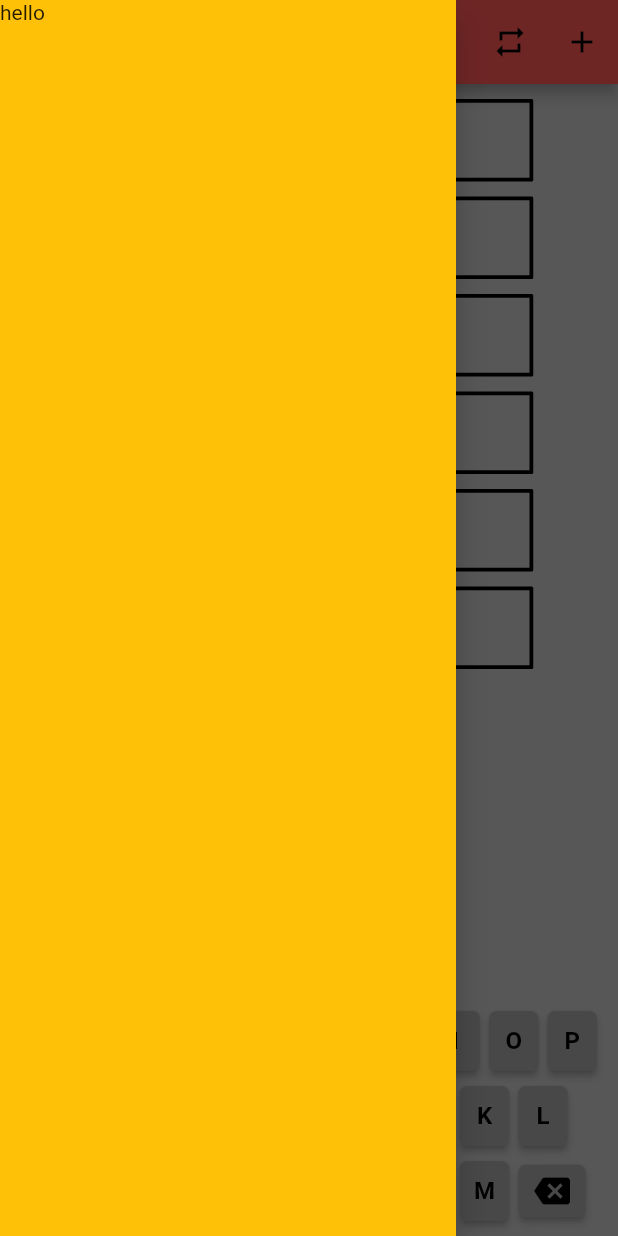
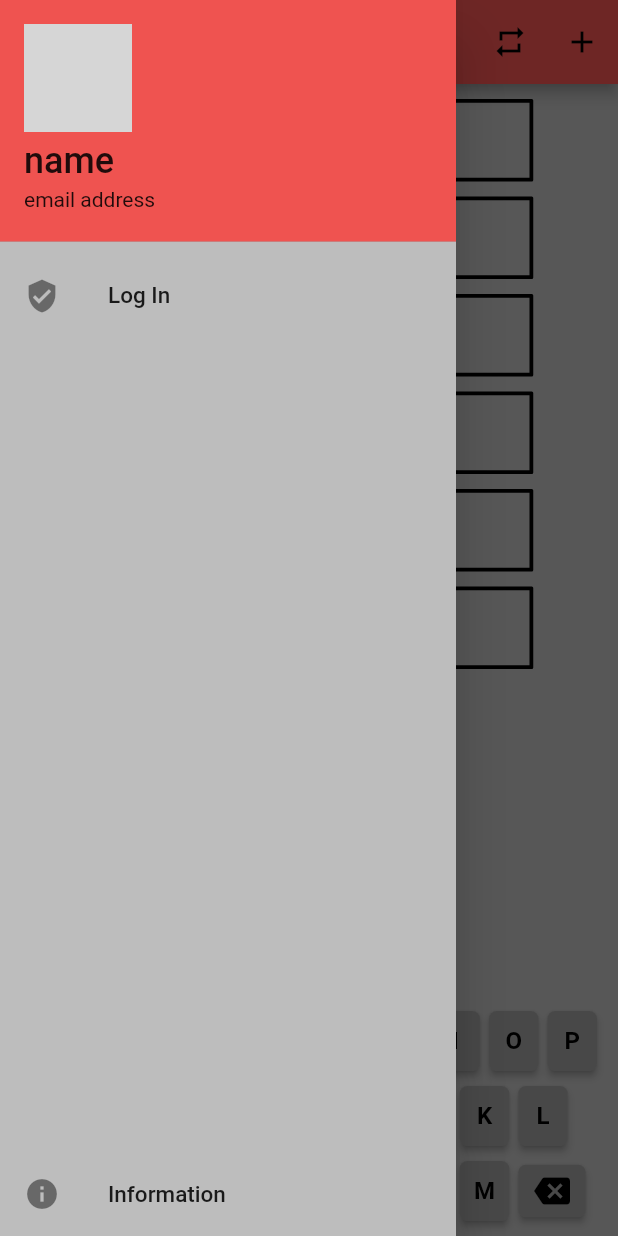
Before and after one commit to aminaramoon/ordle, a Flutter app: the screen it shows after launch, with the side drawer open, on a phone screen of 412 x 824 dp. Run offline on Flutter 3.47's test engine with Material 2 defaults, Android fonts, the phone set to English and light mode, and no system bars; our stand-ins replace shared_preferences; network calls fail; project files that could hold a hidden picture were left out; grey boxes are pictures that could not be loaded.

```diff
--- a/lib/main.dart
+++ b/lib/main.dart
@@ -5,6 +5,7 @@ import 'package:wordle/screens/game_screen.dart';
 import 'package:wordle/services/app_theme.dart';
 import 'package:wordle/services/io_service.dart';
 import 'package:wordle/states/keyboard_provider.dart';
+import 'package:wordle/states/oauth_provider.dart';
 import 'package:wordle/widgets/lifetime_reactor.dart';
 
 Future main() async {
@@ -22,7 +23,12 @@ class OrdleApp extends StatelessWidget {
   Widget build(BuildContext context) {
     return MultiProvider(
       providers: [
-        ChangeNotifierProvider(create: (_) => KeyboardProvider()),
+        ChangeNotifierProvider(
+          create: (_) => KeyboardProvider(),
+        ),
+        ChangeNotifierProvider(
+          create: (_) => OAuthProvider(),
+        ),
       ],
       child: MaterialApp(
         initialRoute: '/',
@@ -32,7 +38,7 @@ class OrdleApp extends StatelessWidget {
           primarySwatch: Colors.amber,
         ),
         routes: {
-          '/': (context) => const LifetimeReactor(child: GameScreen()),
+          '/': (context) => LifetimeReactor(child: GameScreen()),
         },
       ),
     );
--- a/lib/screens/game_screen.dart
+++ b/lib/screens/game_screen.dart
@@ -2,11 +2,14 @@ import 'package:flutter/material.dart';
 import 'package:provider/provider.dart';
 import 'package:wordle/services/app_theme.dart';
 import 'package:wordle/states/keyboard_provider.dart';
+import 'package:wordle/states/oauth_provider.dart';
 import 'package:wordle/widgets/keyboard.dart';
 import 'package:wordle/widgets/wordpad.dart';
 
+enum NumberOfLetters { five, six }
+
 class GameScreen extends StatelessWidget {
-  const GameScreen({Key? key}) : super(key: key);
+  GameScreen({Key? key}) : super(key: key);
 
   @override
   Widget build(BuildContext context) {
@@ -16,10 +19,14 @@ class GameScreen extends StatelessWidget {
       appBar: AppBar(
         backgroundColor: AppTheme.appbarBackgroundColor,
         title: const Text("Ordle"),
-        leading: IconButton(
-          icon: const Icon(Icons.account_circle),
-          tooltip: 'user',
-          onPressed: () => Scaffold.of(context).openDrawer(),
+        leading: Builder(
+          builder: (BuildContext context) {
+            return IconButton(
+              icon: const Icon(Icons.account_circle),
+              tooltip: 'user',
+              onPressed: () => Scaffold.of(context).openDrawer(),
+            );
+          },
         ),
         actions: [
           IconButton(
@@ -34,10 +41,49 @@ class GameScreen extends StatelessWidget {
           ),
         ],
       ),
-      drawer: const Drawer(
-        child: Text("hello"),
-        backgroundColor: Colors.amber,
-        elevation: 10,
+      drawer: Drawer(
+        child: Container(
+          color: AppTheme.backgroundColor,
+          padding: EdgeInsets.zero,
+          child: Column(
+            children: [
+              UserAccountsDrawerHeader(
+                currentAccountPicture: CircleAvatar(
+                  backgroundImage: NetworkImage(
+                    context.watch<OAuthProvider>().imageUrl,
+                  ),
+                ),
+                accountEmail: Text(context.watch<OAuthProvider>().emailAddress),
+                accountName: Text(
+                  context.watch<OAuthProvider>().name,
+                  style: const TextStyle(fontSize: 24.0),
+                ),
+                decoration: const BoxDecoration(
+                  color: AppTheme.appbarBackgroundColor,
+                ),
+              ),
+              ListTile(
+                leading: const Icon(Icons.verified_user_sharp),
+                title: const Text(
+                  'Log In',
+                  style: TextStyle(fontSize: 15.0),
+                ),
+                onTap: () => {},
+              ),
+              Expanded(
+                child: Container(),
+              ),
+              ListTile(
+                leading: const Icon(Icons.info),
+                title: const Text(
+                  'Information',
+                  style: TextStyle(fontSize: 15.0),
+                ),
+                onTap: () => {},
+              ),
+            ],
+          ),
+        ),
       ),
       body: Container(
         margin: const EdgeInsetsDirectional.only(top: 5),
--- /dev/null
+++ b/lib/states/oauth_provider.dart
@@ -0,0 +1,15 @@
+import 'package:flutter/material.dart';
+
+class OAuthProvider with ChangeNotifier {
+  String? _name;
+  String? _email;
+  String? _imageUrl;
+
+  String get name => _name ?? "name";
+
+  String get emailAddress => _email ?? "email address";
+
+  String get imageUrl =>
+      _imageUrl ??
+      'https://images.unsplash.com/photo-1485290334039-a3c69043e517?crop=entropy&cs=tinysrgb&fit=max&fm=jpg&ixid=MnwxfDB8MXxyYW5kb218MHx8fHx8fHx8MTYyOTU3NDE0MQ&ixlib=rb-1.2.1&q=80&utm_campaign=api-credit&utm_medium=referral&utm_source=unsplash_source&w=300';
+}
```
